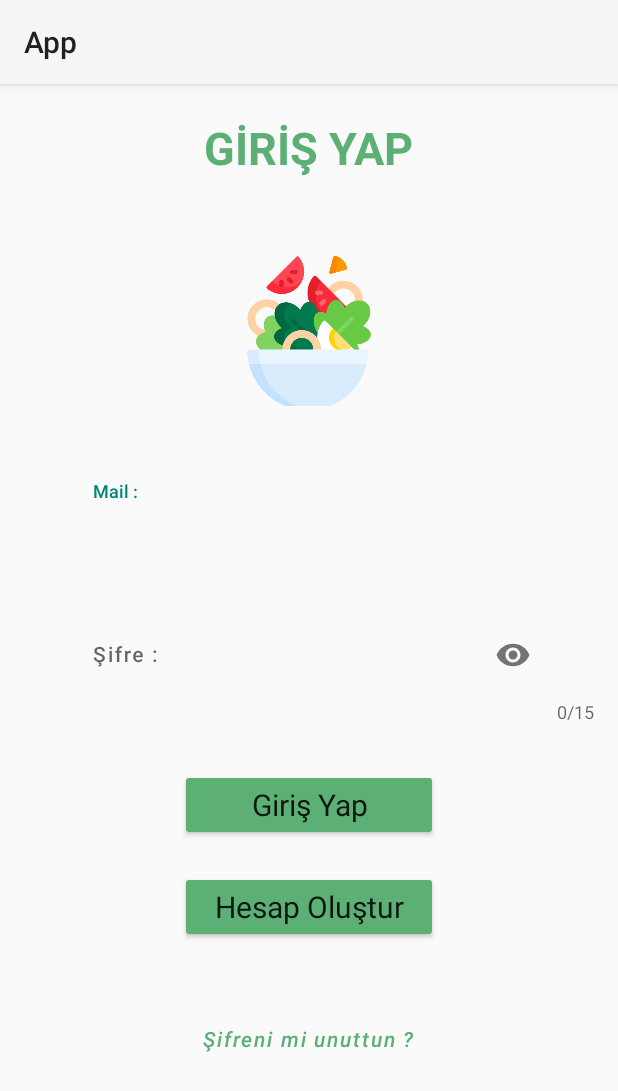
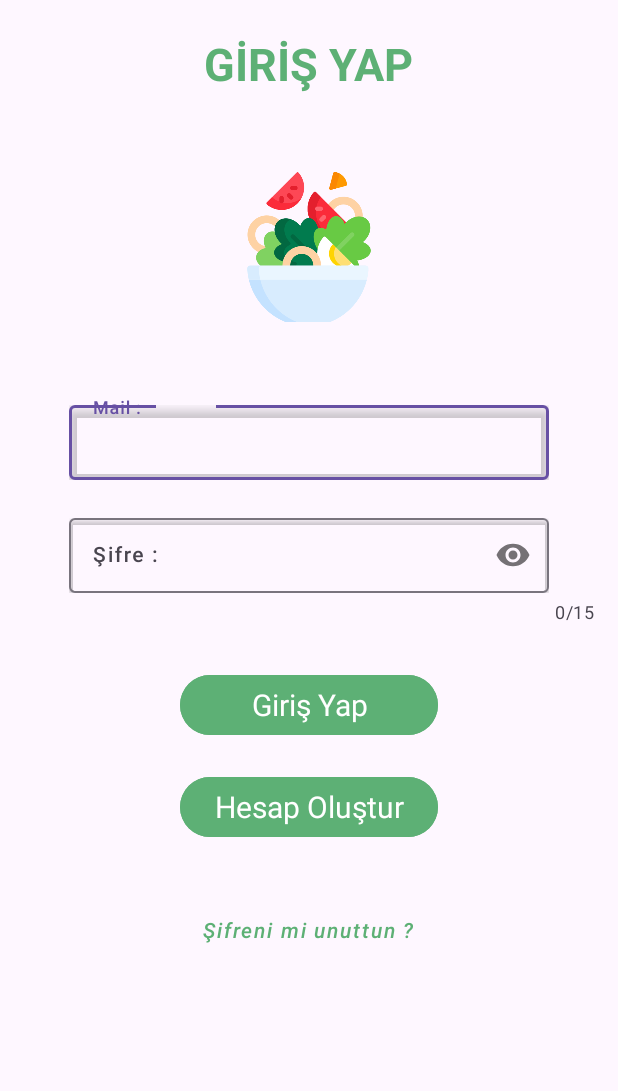
Before and after one commit to bbetulgulec/KaloriMetre, an Android app: the girisyap screen opened directly, with no data from a screen before it, on a phone screen of 412 x 824 dp. Shown: the top 1091 px of the screen. Run offline under Robolectric (Android 15) with nearby library versions, the phone set to English and light mode, and no system bars.

Commit message:
temadaki parent değistirildi

```diff
--- a/app/src/main/res/values/themes.xml
+++ b/app/src/main/res/values/themes.xml
@@ -1,11 +1,18 @@
 <resources xmlns:tools="http://schemas.android.com/tools">
     <!-- Base application theme. -->
-    <style name="Base.Theme.App" parent="Theme.Material3.DayNight.NoActionBar">
-        <!-- Customize your light theme here. -->
-        <!-- <item name="colorPrimary">@color/my_light_primary</item> -->
+
+
+    <!-- Açık tema -->
+    <style name="AppTheme" parent="Theme.Material3.DayNight.NoActionBar">
+        <!-- Diğer stil ayarları -->
     </style>
 
-    <style name="Theme.App" parent="Base.Theme.App" />
+    <!-- Karanlık tema -->
+    <style name="AppTheme.Dark" parent="Theme.AppCompat">
+        <!-- Diğer stil ayarları -->
+    </style>
+
+
 
 
     <!-- BUTTON STYLE -->
@@ -58,20 +65,11 @@
         <item name="hintTextColor">#22090404</item>
         <item name="android:textColor">#000000</item>
 
-
-    </style>
-
-    <!-- Açık tema -->
-    <style name="AppTheme" parent="Theme.AppCompat.Light">
-        <!-- Diğer stil ayarları -->
-    </style>
-
-    <!-- Karanlık tema -->
-    <style name="AppTheme.Dark" parent="Theme.AppCompat">
-        <!-- Diğer stil ayarları -->
     </style>
 
 
 
 
+
+
 </resources>
```
